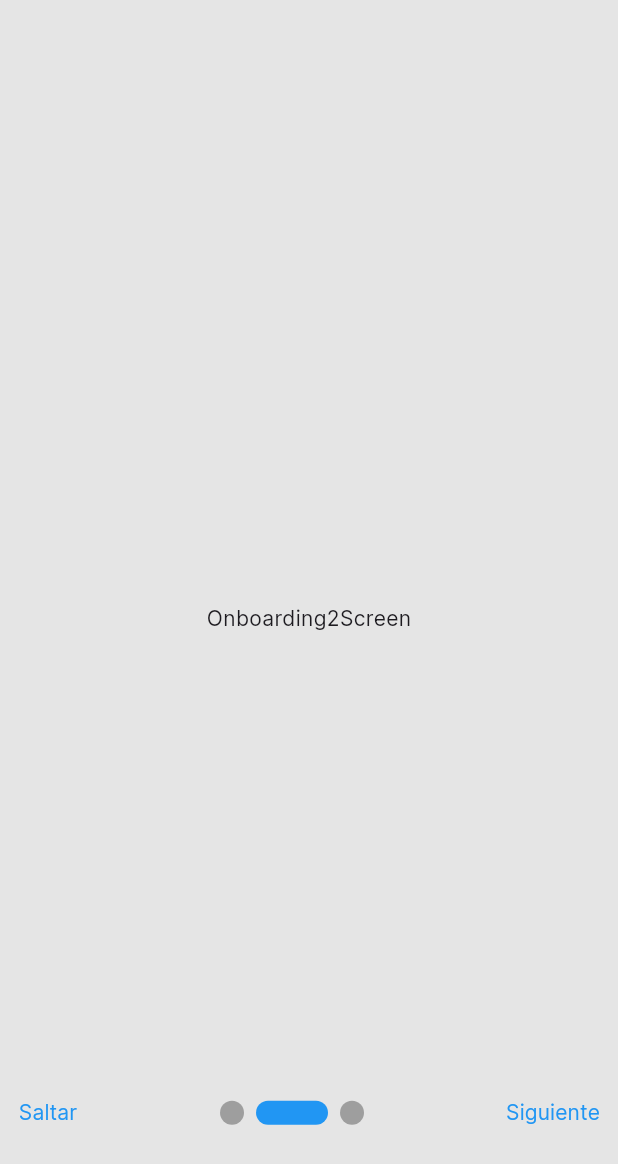
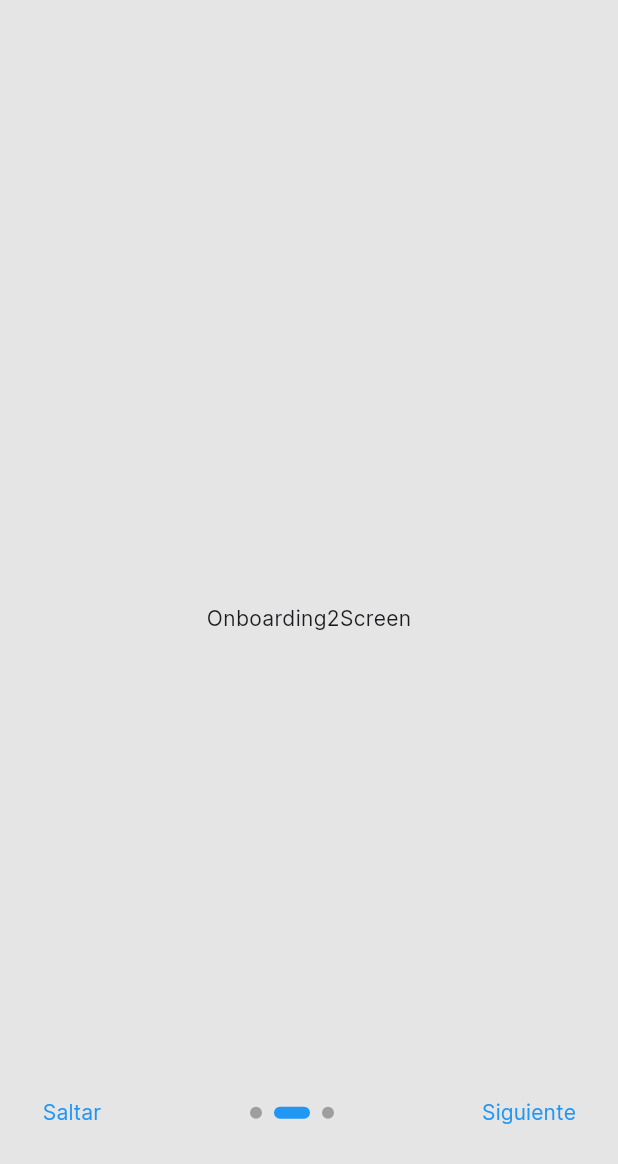
Before and after one commit to MarianGuzman1829/APPSCOM, a Flutter app: the ContenedorOnboardingScreen screen opened by its route, swiped to page 2, on a phone screen of 412 x 824 dp. Shown: the top 1164 px of the screen. Run offline on Flutter 3.47's test engine with Material 3 defaults, Android fonts, the phone set to English and light mode, and no system bars; drawn by our look-alikes of smooth_page_indicator; our stand-ins replace animate_do, avatar_glow, device_preview, flutter_screenutil, flutter_svg, go_router and 5 more.

Commit message:
Se crearon las pantallas para el onboarding pero presentan errores

```diff
--- a/lib/main.dart
+++ b/lib/main.dart
@@ -20,7 +20,7 @@ class App extends StatelessWidget {
   @override
   Widget build(BuildContext context) {
     return ScreenUtilInit(
-      designSize: const Size(390, 844), // Diseño base (ej. iPhone 12)
+      designSize: const Size(390, 844), // Diseño base iPhone 12
       builder: (context, child) => MaterialApp(
         useInheritedMediaQuery: true, // Necesario para DevicePreview
         locale: DevicePreview.locale(context), // Soporte de idiomas
--- a/lib/src/screens/onboarding/components/contenedor_onboarding_screen.dart
+++ b/lib/src/screens/onboarding/components/contenedor_onboarding_screen.dart
@@ -1,8 +1,6 @@
 import 'package:flutter/material.dart';
 import 'package:appscom/src/screens/onboarding/screens_onboarding.dart';
-import 'package:flutter_screenutil/flutter_screenutil.dart';
 import 'package:smooth_page_indicator/smooth_page_indicator.dart';
-
 
 class ContenedorOnboardingScreen extends StatefulWidget {
   static const String routename = 'ContenedorOnboarding';
@@ -41,6 +39,8 @@ class _ContenedorOnboardingScreenState
             // Controles de navegación
             Align(
               alignment: const Alignment(0, 0.85),
+              child: Padding(
+                padding: const EdgeInsets.symmetric(horizontal: 16.0),
                 child: Row(
                   mainAxisAlignment: MainAxisAlignment.spaceBetween,
                   children: [
@@ -60,6 +60,10 @@ class _ContenedorOnboardingScreenState
                       count: 3,
                       effect: const ExpandingDotsEffect(
                         activeDotColor: Colors.blue,
+                        dotColor: Colors.grey,
+                        dotHeight: 8,
+                        dotWidth: 8,
+                        spacing: 8,
                       ),
                     ),
                     // Botón "Siguiente" o "Listo"
@@ -82,6 +86,7 @@ class _ContenedorOnboardingScreenState
                   ],
                 ),
               ),
+            ),
           ],
         ),
       ),
--- a/pubspec.yaml
+++ b/pubspec.yaml
@@ -12,6 +12,7 @@ dependencies:
     sdk: flutter
   smooth_page_indicator: ^1.2.0+3
   avatar_glow: ^3.0.1
+  sizer: ^3.0.5
   animate_do: ^3.3.4
   rive: ^0.13.17
   cupertino_icons: ^1.0.8
```
Also changed, not shown: lib/src/res/text_custom.dart (added, +24 -0 lines), lib/src/screens/onboarding/components/onboarding_screen_1.dart (+41 -7 lines), assets/svg/onboarding/undraw1.svg (added), assets/svg/onboarding/undraw2.svg (added), assets/svg/onboarding/undraw3.svg (added), assets/svg/onboarding/undraw4.svg (added), pubspec.lock. Lines whose indentation alone changed are shown as unchanged.
